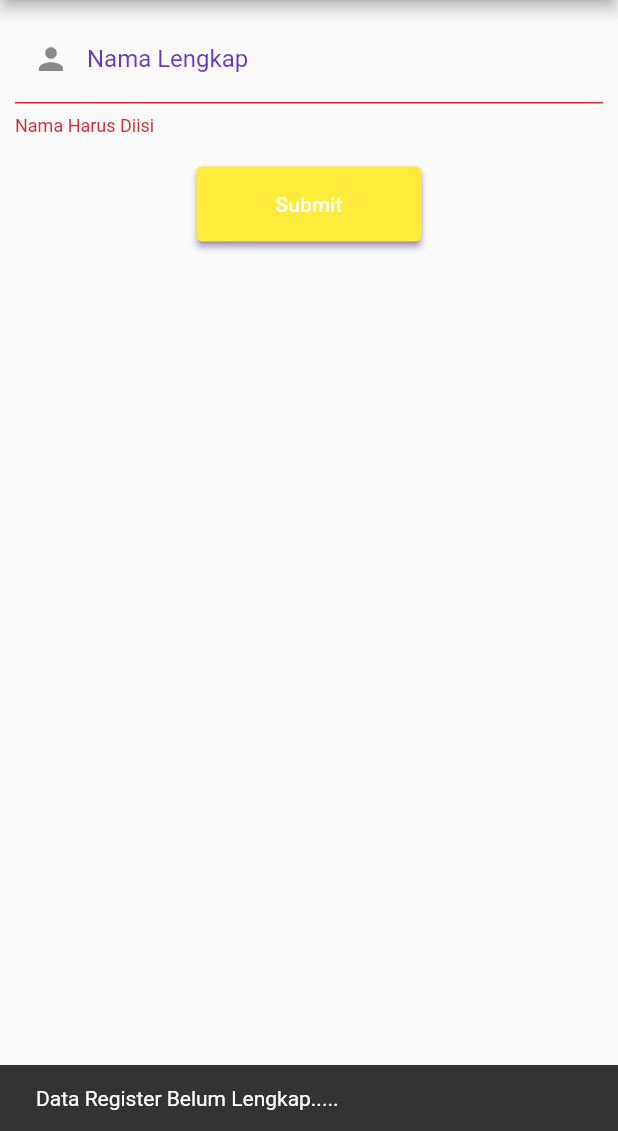
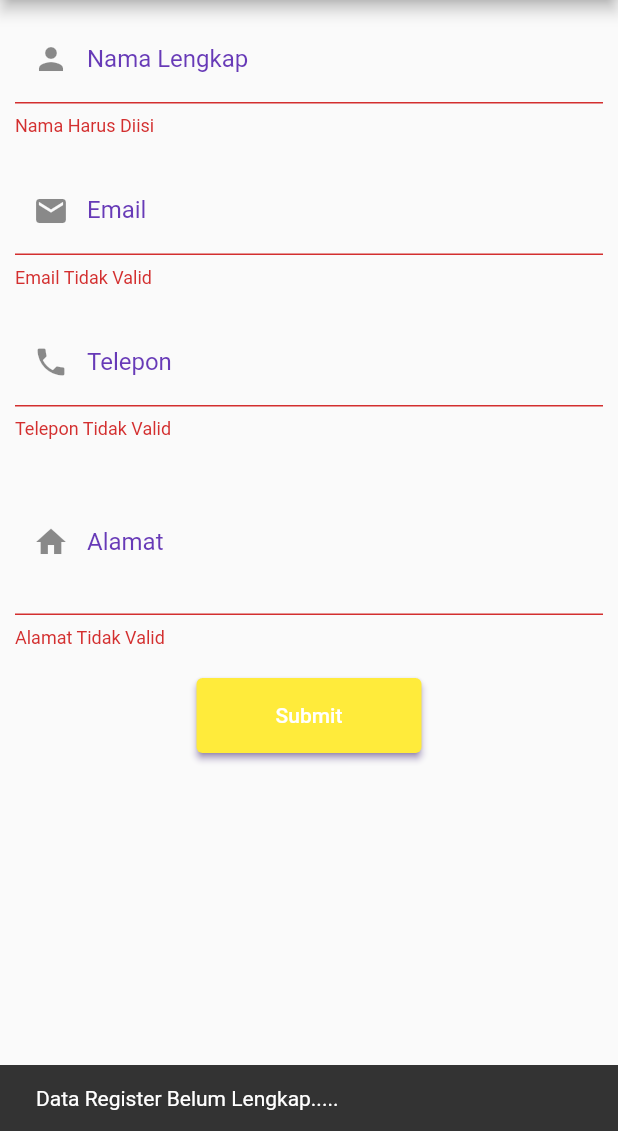
Before and after one commit to yozzylazzy/flutter_validation_passdata_form, a Flutter app: the screen it shows after launch, after a tap on "Submit", on a phone screen of 412 x 824 dp, the part 105-1236 px from its top. Run offline on Flutter 3.47's test engine with Material 2 defaults, Android fonts, the phone set to English and light mode, and no system bars.

Commit message:
Update Register Form Validation

```diff
--- a/lib/register_form.dart
+++ b/lib/register_form.dart
@@ -24,6 +24,8 @@ class _RegisterFormStatefullState extends State<RegisterFormStatefull> {
       body: SingleChildScrollView(
         child: Padding(
           padding: EdgeInsets.all(10),
+          child: Container(
+            margin: EdgeInsets.only(bottom: 20),
             child: Form(
               key: _keyform,
               autovalidateMode: AutovalidateMode.onUserInteraction,
@@ -45,6 +47,74 @@ class _RegisterFormStatefullState extends State<RegisterFormStatefull> {
                         color: Colors.deepPurple,
                       ),
                       prefixIcon: Icon(Icons.person),
+                      enabledBorder: OutlineInputBorder(
+                        borderRadius: BorderRadius.circular(10),
+                      ),
+                    ),
+                  ),
+                  SizedBox(height: 20,),
+                  TextFormField(
+                    //controller: ,
+                    validator: (value){
+                      // if(value == null || value.isEmpty){
+                      //   return 'Mohon Isikan Data Dengan Benar';
+                      // }
+                      // return null;
+                      return (value!.isEmpty?
+                      "Email Tidak Valid" : null);
+                    },
+                    decoration: InputDecoration(
+                      labelText: 'Email',
+                      labelStyle: TextStyle(
+                        color: Colors.deepPurple,
+                      ),
+                      prefixIcon: Icon(Icons.mail),
+                      enabledBorder: OutlineInputBorder(
+                        borderRadius: BorderRadius.circular(10),
+                      ),
+                    ),
+                  ),
+                  SizedBox(height: 20,),
+                  TextFormField(
+                    //controller: ,
+                    validator: (value){
+                      // if(value == null || value.isEmpty){
+                      //   return 'Mohon Isikan Data Dengan Benar';
+                      // }
+                      // return null;
+                      return (value!.isEmpty?
+                      "Telepon Tidak Valid" : null);
+                    },
+                    decoration: InputDecoration(
+                      labelText: 'Telepon',
+                      labelStyle: TextStyle(
+                        color: Colors.deepPurple,
+                      ),
+                      prefixIcon: Icon(Icons.phone),
+                      enabledBorder: OutlineInputBorder(
+                        borderRadius: BorderRadius.circular(10),
+                      ),
+                    ),
+                  ),
+                  SizedBox(height: 20,),
+                  TextFormField(
+                    maxLines: 3,
+                    //controller: ,
+                    validator: (value){
+                      // if(value == null || value.isEmpty){
+                      //   return 'Mohon Isikan Data Dengan Benar';
+                      // }
+                      // return null;
+                      return (value!.isEmpty?
+                      "Alamat Tidak Valid" : null);
+                    },
+                    decoration: InputDecoration(
+                      //contentPadding: const EdgeInsets.symmetric(vertical: 45.0, horizontal: 10.0),
+                      labelText: 'Alamat',
+                      labelStyle: TextStyle(
+                        color: Colors.deepPurple,
+                      ),
+                      prefixIcon: Icon(Icons.home),
                       enabledBorder: OutlineInputBorder(
                         borderRadius: BorderRadius.circular(10),
                       ),
@@ -82,6 +152,7 @@ class _RegisterFormStatefullState extends State<RegisterFormStatefull> {
             ),
           ),
         ),
+      ),
     );
   }
 }
```
Lines whose indentation alone changed are shown as unchanged.
